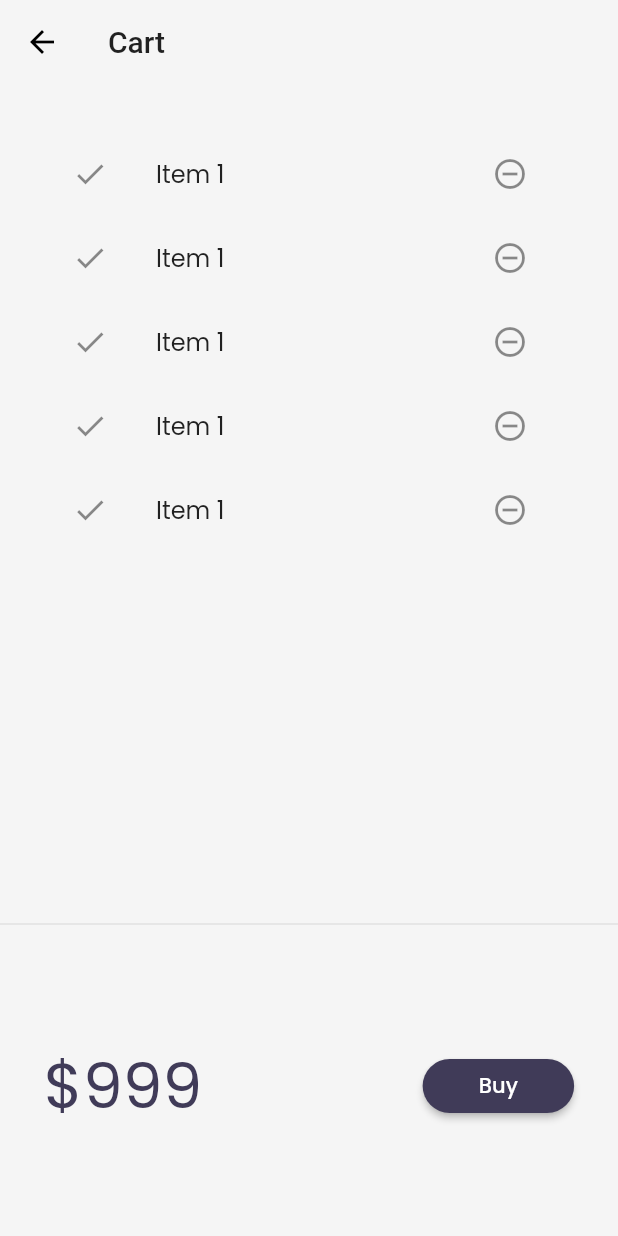
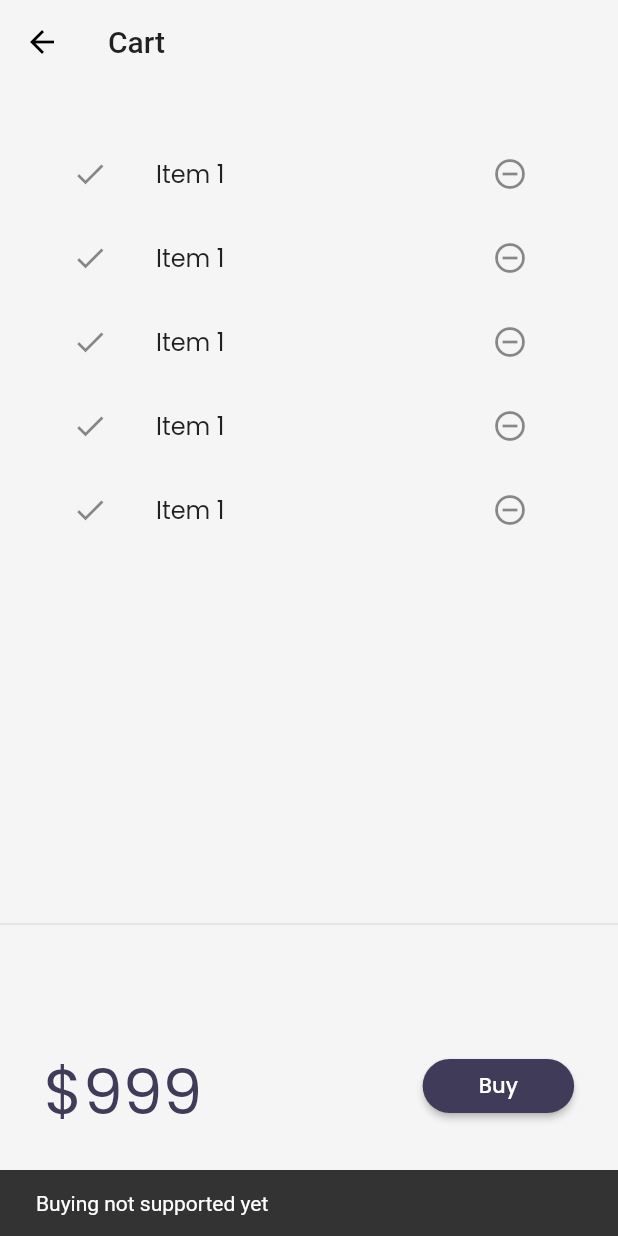
Before and after one commit to VishavjeetS/Catalog-Flutter, a Flutter app: the CartPage screen opened by its route, after a tap on "Buy", on a phone screen of 412 x 824 dp. Run offline on Flutter 3.47's test engine with Material 2 defaults, Android fonts, the phone set to English and light mode, and no system bars; our stand-ins replace google_fonts, velocity_x; network calls fail.

Commit message:
Day 20 Cart Operations

```diff
--- a/lib/pages/cart_page.dart
+++ b/lib/pages/cart_page.dart
@@ -33,10 +33,13 @@ class _CartTotal extends StatelessWidget {
       child: Row(
         mainAxisAlignment: MainAxisAlignment.spaceAround,
         children: [
-          "\$999".text.xl5.color(context.accentColor).make(),
+          "\$999".text.xl5.color(context.accentColor).make().h(55),
           30.widthBox,
           ElevatedButton(
-                  onPressed: () {},
+                  onPressed: () {
+                    ScaffoldMessenger.of(context).showSnackBar(SnackBar(
+                        content: "Buying not supported yet".text.make()));
+                  },
                   style: ButtonStyle(
                       backgroundColor:
                           MaterialStateProperty.all(context.theme.buttonColor),
--- a/lib/widgets/home_widgets/catalog_list.dart
+++ b/lib/widgets/home_widgets/catalog_list.dart
@@ -13,7 +13,7 @@ class CatalogList extends StatelessWidget {
       shrinkWrap: true,
       itemCount: CatalogModel.items.length,
       itemBuilder: (context, index) {
-        final catalog = CatalogModel.getByPostion(index);
+        final catalog = CatalogModel.items[index];
         return InkWell(
             onTap: () => Navigator.push(
                 context,
```
